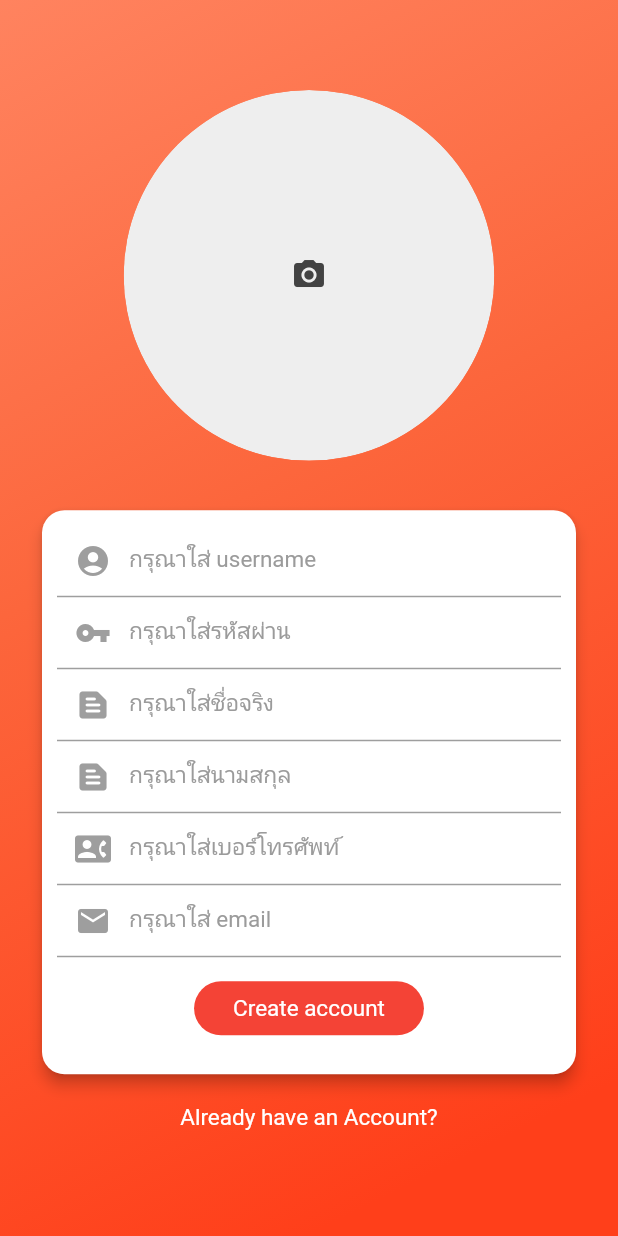
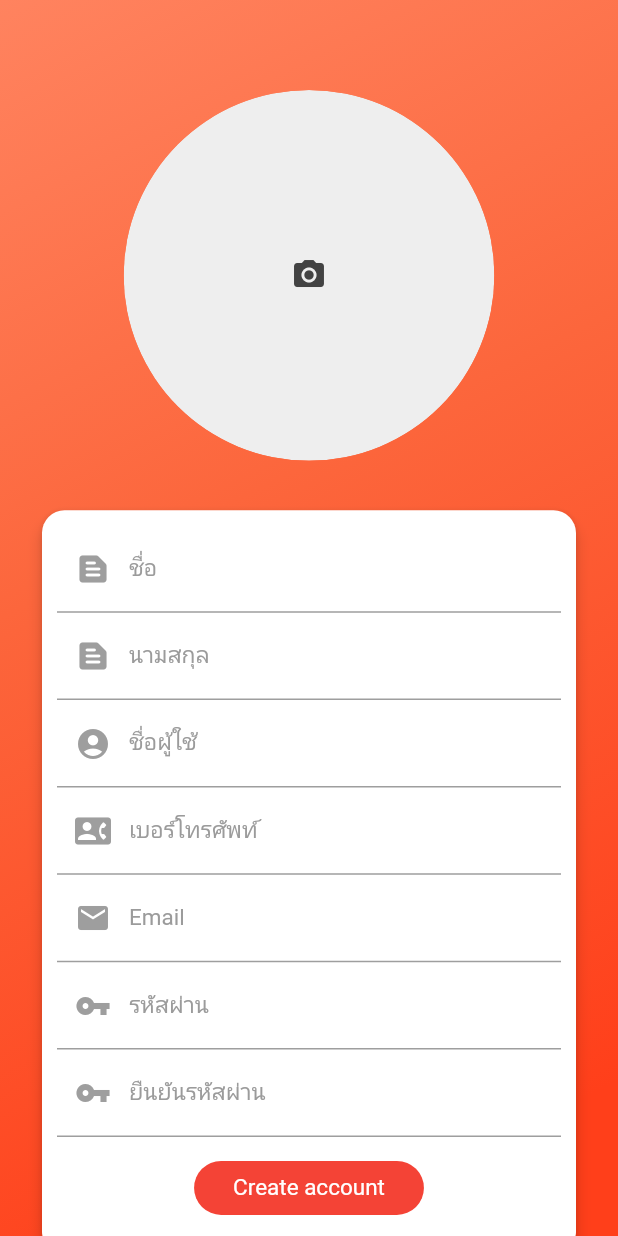
Before and after one commit to 60070106/flutter-faceapp, a Flutter app: the RegisterPage screen opened directly, on a phone screen of 412 x 824 dp. Run offline on Flutter 3.47's test engine with Material 2 defaults, Android fonts, the phone set to English and light mode, and no system bars; our stand-ins replace email_validator, file_picker, image_picker, shared_preferences, timeline_tile; missing offline and left inert: pdf_render; accounts and stored records are empty.

Commit message:
✨add validates register

```diff
--- a/lib/pages/register/signup_field_page.dart
+++ b/lib/pages/register/signup_field_page.dart
@@ -1,7 +1,9 @@
 import 'dart:convert';
 import 'dart:io';
 
+import 'package:email_validator/email_validator.dart';
 import 'package:flutter/material.dart';
+import 'package:flutter/services.dart';
 import 'package:image_picker/image_picker.dart';
 import 'package:kmitl64app/api.dart';
 import 'package:kmitl64app/pages/camper/home_page.dart';
@@ -17,6 +19,7 @@ class RegisterPage extends StatefulWidget {
 class _RegisterPageState extends State<RegisterPage> {
   TextEditingController userNameController = TextEditingController();
   TextEditingController passwordController = TextEditingController();
+  TextEditingController repasswordController = TextEditingController();
   TextEditingController firstNameController = TextEditingController();
   TextEditingController lastNameController = TextEditingController();
   TextEditingController phoneController = TextEditingController();
@@ -25,6 +28,7 @@ class _RegisterPageState extends State<RegisterPage> {
   bool _isLoading = false;
   File _image;
   final picker = ImagePicker();
+  final _formKey = GlobalKey<FormState>();
 
   Future getImage() async {
     final pickedFile = await picker.getImage(source: ImageSource.camera);
@@ -51,6 +55,7 @@ class _RegisterPageState extends State<RegisterPage> {
     var data = {
       'username': userNameController.text,
       'password': passwordController.text,
+      'repassword': repasswordController.text,
       'first_name': firstNameController.text,
       'last_name': lastNameController.text,
       'phone': phoneController.text,
@@ -102,13 +107,16 @@ class _RegisterPageState extends State<RegisterPage> {
               ),
         );
       } else if (bodyLogin['user']['is_organizer']) {
-        Navigator.push(context,
-            MaterialPageRoute(builder: (context) => OrganizerPage(data: bodyHomepage)));
+        Navigator.push(
+            context,
+            MaterialPageRoute(
+                builder: (context) => OrganizerPage(data: bodyHomepage)));
       } else if (bodyLogin['user']['is_approver']) {
-        Navigator.push(context,
-            new MaterialPageRoute(builder: (context) => OrganizerPage(data: bodyHomepage)));
+        Navigator.push(
+            context,
+            new MaterialPageRoute(
+                builder: (context) => OrganizerPage(data: bodyHomepage)));
       }
-
     } else {
       var text = "";
 
@@ -228,7 +236,8 @@ class _RegisterPageState extends State<RegisterPage> {
                             ],
                           )),
                 Padding(padding: EdgeInsets.only(bottom: 25)),
-                Positioned(
+                Form(
+                  key: _formKey,
                   child: Padding(
                     padding: const EdgeInsets.all(8.0),
                     child: Column(
@@ -245,7 +254,63 @@ class _RegisterPageState extends State<RegisterPage> {
                             child: Column(
                               mainAxisAlignment: MainAxisAlignment.center,
                               children: <Widget>[
-                                TextField(
+                                TextFormField(
+                                  style: TextStyle(color: Color(0xFF000000)),
+                                  controller: firstNameController,
+                                  cursorColor: Color(0xFF9b9b9b),
+                                  keyboardType: TextInputType.text,
+                                  decoration: InputDecoration(
+                                    prefixIcon: Icon(
+                                      Icons.text_snippet_rounded,
+                                      color: Colors.grey,
+                                    ),
+                                    labelText: "ชื่อ",
+                                    labelStyle: TextStyle(
+                                        color: Color(0xFF9b9b9b),
+                                        fontSize: 15,
+                                        fontWeight: FontWeight.normal),
+                                  ),
+                                  textInputAction: TextInputAction.next,
+                                  inputFormatters: <TextInputFormatter>[
+                                    FilteringTextInputFormatter.allow(
+                                        RegExp(r'[a-zA-Z]'))
+                                  ],
+                                  validator: (value) {
+                                    if (value == null || value.isEmpty) {
+                                      return 'กรุณากรอกชื่อ';
+                                    }
+                                    return null;
+                                  },
+                                ),
+                                TextFormField(
+                                  style: TextStyle(color: Color(0xFF000000)),
+                                  controller: lastNameController,
+                                  cursorColor: Color(0xFF9b9b9b),
+                                  keyboardType: TextInputType.text,
+                                  decoration: InputDecoration(
+                                    prefixIcon: Icon(
+                                      Icons.text_snippet_rounded,
+                                      color: Colors.grey,
+                                    ),
+                                    labelText: "นามสกุล",
+                                    labelStyle: TextStyle(
+                                        color: Color(0xFF9b9b9b),
+                                        fontSize: 15,
+                                        fontWeight: FontWeight.normal),
+                                  ),
+                                  textInputAction: TextInputAction.next,
+                                  inputFormatters: <TextInputFormatter>[
+                                    FilteringTextInputFormatter.allow(
+                                        RegExp(r'[a-zA-Z]'))
+                                  ],
+                                  validator: (value) {
+                                    if (value == null || value.isEmpty) {
+                                      return 'กรุณากรอกนามสกุล';
+                                    }
+                                    return null;
+                                  },
+                                ),
+                                TextFormField(
                                   style: TextStyle(color: Color(0xFF000000)),
                                   controller: userNameController,
                                   cursorColor: Color(0xFF9b9b9b),
@@ -255,14 +320,75 @@ class _RegisterPageState extends State<RegisterPage> {
                                       Icons.account_circle,
                                       color: Colors.grey,
                                     ),
-                                    hintText: "กรุณาใส่ username",
-                                    hintStyle: TextStyle(
+                                    labelText: "ชื่อผู้ใช้",
+                                    labelStyle: TextStyle(
                                         color: Color(0xFF9b9b9b),
                                         fontSize: 15,
                                         fontWeight: FontWeight.normal),
                                   ),
+                                  textInputAction: TextInputAction.next,
+                                  validator: (value) {
+                                    if (value == null || value.isEmpty) {
+                                      return 'กรุณากรอกชื่อผู้ใช้';
+                                    }
+                                    return null;
+                                  },
                                 ),
-                                TextField(
+                                TextFormField(
+                                  style: TextStyle(color: Color(0xFF000000)),
+                                  controller: phoneController,
+                                  cursorColor: Color(0xFF9b9b9b),
+                                  keyboardType: TextInputType.number,
+                                  decoration: InputDecoration(
+                                    prefixIcon: Icon(
+                                      Icons.contact_phone_rounded,
+                                      color: Colors.grey,
+                                    ),
+                                    labelText: "เบอร์โทรศัพท์",
+                                    labelStyle: TextStyle(
+                                        color: Color(0xFF9b9b9b),
+                                        fontSize: 15,
+                                        fontWeight: FontWeight.normal),
+                                  ),
+                                  textInputAction: TextInputAction.next,
+                                  inputFormatters: <TextInputFormatter>[
+                                    FilteringTextInputFormatter.digitsOnly
+                                  ],
+                                  validator: (value) {
+                                    if (value == null || value.isEmpty) {
+                                      return 'กรุณากรอกเบอร์โทรศัพท์';
+                                    }
+                                    return null;
+                                  },
+                                ),
+                                TextFormField(
+                                  style: TextStyle(color: Color(0xFF000000)),
+                                  controller: emailController,
+                                  cursorColor: Color(0xFF9b9b9b),
+                                  keyboardType: TextInputType.emailAddress,
+                                  decoration: InputDecoration(
+                                    prefixIcon: Icon(
+                                      Icons.email,
+                                      color: Colors.grey,
+                                    ),
+                                    labelText: "Email",
+                                    labelStyle: TextStyle(
+                                        color: Color(0xFF9b9b9b),
+                                        fontSize: 15,
+                                        fontWeight: FontWeight.normal),
+                                  ),
+                                  textInputAction: TextInputAction.done,
+                                  validator: (value) {
+                                    if (value == null || value.isEmpty) {
+                                      return 'กรุณากรอก Email';
+                                    }
+                                    if (!EmailValidator.validate(value)) {
+                                      return 'Email ไม่ถูกต้อง';
+                                    }
+                                    return null;
+                                  },
+                                ),
+                                TextFormField(
                                   style: TextStyle(color: Color(0xFF000000)),
                                   controller: passwordController,
                                   cursorColor: Color(0xFF9b9b9b),
@@ -273,80 +399,53 @@ class _RegisterPageState extends State<RegisterPage> {
                                       Icons.vpn_key,
                                       color: Colors.grey,
                                     ),
-                                    hintText: "กรุณาใส่รหัสผ่าน",
-                                    hintStyle: TextStyle(
+                                    labelText: "รหัสผ่าน",
+                                    labelStyle: TextStyle(
                                         color: Color(0xFF9b9b9b),
                                         fontSize: 15,
                                         fontWeight: FontWeight.normal),
                                   ),
+                                  textInputAction: TextInputAction.next,
+                                  validator: (value) {
+                                    Pattern pattern =
+                                        r'^(?=.*?[A-Z])(?=.*?[a-z])(?=.*?[0-9])(?=.*?[!@#\$&*~]).{8,}$';
+                                    RegExp regex = new RegExp(pattern);
+                                    if (value == null || value.isEmpty) {
+                                      return 'กรุณากรอกรหัสผ่าน';
+                                    }
+                                    if (!regex.hasMatch(value)) {
+                                      return 'รหัสผ่านไม่ถูกต้อง';
+                                    }
+                                    return null;
+                                  },
                                 ),
-                                TextField(
+                                TextFormField(
                                   style: TextStyle(color: Color(0xFF000000)),
-                                  controller: firstNameController,
+                                  controller: repasswordController,
                                   cursorColor: Color(0xFF9b9b9b),
                                   keyboardType: TextInputType.text,
+                                  obscureText: true,
                                   decoration: InputDecoration(
                                     prefixIcon: Icon(
-                                      Icons.text_snippet_rounded,
+                                      Icons.vpn_key,
                                       color: Colors.grey,
                                     ),
-                                    hintText: "กรุณาใส่ชื่อจริง",
-                                    hintStyle: TextStyle(
+                                    labelText: "ยืนยันรหัสผ่าน",
+                                    labelStyle: TextStyle(
                                         color: Color(0xFF9b9b9b),
                                         fontSize: 15,
                                         fontWeight: FontWeight.normal),
                                   ),
-                                ),
-                                TextField(
-                                  style: TextStyle(color: Color(0xFF000000)),
-                                  controller: lastNameController,
-                                  cursorColor: Color(0xFF9b9b9b),
-                                  keyboardType: TextInputType.text,
-                                  decoration: InputDecoration(
-                                    prefixIcon: Icon(
-                                      Icons.text_snippet_rounded,
-                                      color: Colors.grey,
-                                    ),
-                                    hintText: "กรุณาใส่นามสกุล",
-                                    hintStyle: TextStyle(
-                                        color: Color(0xFF9b9b9b),
-                                        fontSize: 15,
-                                        fontWeight: FontWeight.normal),
-                                  ),
-                                ),
-                                TextField(
-                                  style: TextStyle(color: Color(0xFF000000)),
-                                  controller: phoneController,
-                                  cursorColor: Color(0xFF9b9b9b),
-                                  keyboardType: TextInputType.text,
-                                  decoration: InputDecoration(
-                                    prefixIcon: Icon(
-                                      Icons.contact_phone_rounded,
-                                      color: Colors.grey,
-                                    ),
-                                    hintText: "กรุณาใส่เบอร์โทรศัพท์",
-                                    hintStyle: TextStyle(
-                                        color: Color(0xFF9b9b9b),
-                                        fontSize: 15,
-                                        fontWeight: FontWeight.normal),
-                                  ),
-                                ),
-                                TextField(
-                                  style: TextStyle(color: Color(0xFF000000)),
-                                  controller: emailController,
-                                  cursorColor: Color(0xFF9b9b9b),
-                                  keyboardType: TextInputType.text,
-                                  decoration: InputDecoration(
-                                    prefixIcon: Icon(
-                                      Icons.email,
-                                      color: Colors.grey,
-                                    ),
-                                    hintText: "กรุณาใส่ email",
-                                    hintStyle: TextStyle(
-                                        color: Color(0xFF9b9b9b),
-                                        fontSize: 15,
-                                        fontWeight: FontWeight.normal),
-                                  ),
+                                  textInputAction: TextInputAction.next,
+                                  validator: (value) {
+                                    if (value == null || value.isEmpty) {
+                                      return 'กรุณากรอกยืนยันรหัสผ่าน';
+                                    }
+                                    if (value != passwordController.text) {
+                                      return 'รหัสผ่านไม่ถูกต้อง';
+                                    }
+                                    return null;
+                                  },
                                 ),
                                 Padding(
                                   padding: const EdgeInsets.all(10.0),
@@ -378,6 +477,8 @@ class _RegisterPageState extends State<RegisterPage> {
                                       onPressed: _isLoading
                                           ? null
                                           : () async {
+                                              if (_formKey.currentState
+                                                  .validate()) {}
                                               _takePicture(_image);
                                             }),
                                 ),
--- a/pubspec.yaml
+++ b/pubspec.yaml
@@ -33,7 +33,7 @@ dependencies:
   timeline_tile:
   file_picker: ^1.4.2
   pdf_render:
-
+  email_validator: ^1.0.0
 
   # The following adds the Cupertino Icons font to your application.
   # Use with the CupertinoIcons class for iOS style icons.
```
Also changed, not shown: pubspec.lock.
